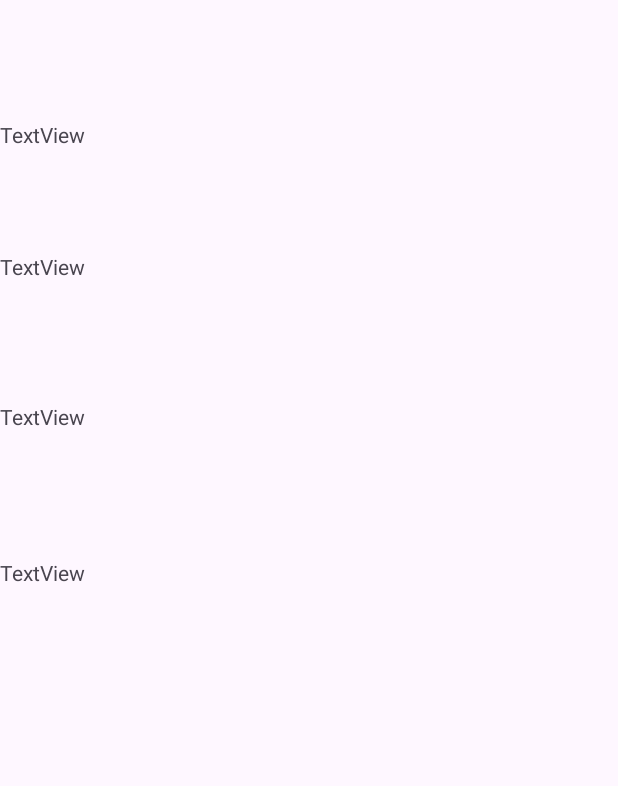
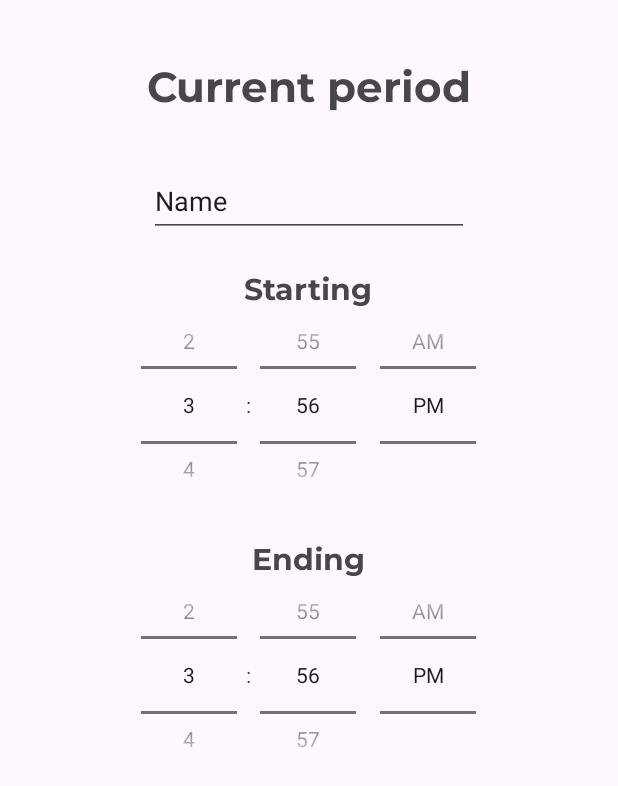
Before and after one commit to YuraLapin/Mobile, an Android app: the PeriodItemActivity screen opened directly, with no data from a screen before it, on a phone screen of 412 x 824 dp. Shown: the top 786 px of the screen. Run offline under Robolectric (Android 15) with nearby library versions, the phone set to English and light mode, and no system bars.

Commit message:
добавлена новая страница и отображение элемента в другой странице

```diff
--- a/MobileApp/app/src/main/AndroidManifest.xml
+++ b/MobileApp/app/src/main/AndroidManifest.xml
@@ -12,6 +12,9 @@
         android:supportsRtl="true"
         android:theme="@style/Theme.AlarmMobileApp"
         tools:targetApi="31">
+        <activity
+            android:name=".CreatePeriodItemActivity"
+            android:exported="false" />
         <activity
             android:name=".AlarmActivity"
             android:exported="false" />
--- a/MobileApp/app/src/main/java/com/example/alarmmobileapp/PeriodItemActivity.java
+++ b/MobileApp/app/src/main/java/com/example/alarmmobileapp/PeriodItemActivity.java
@@ -1,7 +1,12 @@
 package com.example.alarmmobileapp;
 
 import android.os.Bundle;
+import android.text.Editable;
+import android.text.TextWatcher;
+import android.widget.EditText;
+import android.widget.Switch;
 import android.widget.TextView;
+import android.widget.TimePicker;
 
 import androidx.activity.EdgeToEdge;
 import androidx.appcompat.app.AppCompatActivity;
@@ -12,6 +17,11 @@ import androidx.core.view.WindowInsetsCompat;
 import com.example.alarmmobileapp.classes.Period;
 
 public class PeriodItemActivity extends AppCompatActivity {
+
+    private EditText editName;
+    private TimePicker timePickerStart;
+    private TimePicker timePickerEnd;
+
 
     @Override
     protected void onCreate(Bundle savedInstanceState) {
@@ -24,25 +34,43 @@ public class PeriodItemActivity extends AppCompatActivity {
             return insets;
         });
 
+            editName = findViewById(R.id.editTextName);
 
-
-        Period period = (Period)getIntent().getSerializableExtra("PERIOD");
-
-        TextView nameTextView = findViewById(R.id.textViewName);
-        TextView startTextView = findViewById(R.id.textViewStart);
-        TextView endTextView = findViewById(R.id.textViewEnd);
-        //TextView enabledTextView = findViewById(R.id.textViewEnabled);
-
-        nameTextView.setText(period.getName());
-        startTextView.setText(period.getStartOfPeriod());
-        endTextView.setText(period.getEndOfPeriod());
-
-
-    }
+//            editName.addTextChangedListener(new TextWatcher() {
+//
+//
+//
+//                public void beforeTextChanged(CharSequence s, int start,
+//                                              int count, int after) {
+//                }
+//
+//                public void onTextChanged(CharSequence s, int start, int before, int count) {
+//                    TextView textView = findViewById(R.id.editTextName);
+//                    textView.setText(s);
+//                }
+//
+//                @Override
+//                public void afterTextChanged(Editable editable) {
+//
+//                }
+//            });
+            timePickerStart = findViewById(R.id.timePickerStart);
+            timePickerEnd = findViewById(R.id.timePickerEnd);
 
 
 
 
 
+        Period period = (Period) getIntent().getSerializableExtra("PERIOD");
+        if (period != null) {
+            editName.setText(period.getName());
+            timePickerStart.setHour(period.parseHour(period.getStartOfPeriod()));
+            timePickerStart.setMinute(period.parseMinute(period.getStartOfPeriod()));
+            timePickerEnd.setHour(period.parseHour(period.getEndOfPeriod()));
+            timePickerEnd.setMinute(period.parseMinute(period.getEndOfPeriod()));
 
+        }
+
+
+    }
 }
--- a/MobileApp/app/src/main/java/com/example/alarmmobileapp/classes/Period.java
+++ b/MobileApp/app/src/main/java/com/example/alarmmobileapp/classes/Period.java
@@ -65,11 +65,25 @@ public class Period implements Serializable {
                 .collect(Collectors.toList());
     }
 
-    private String capitalize(String day) {
+    public String capitalize(String day) {
         if (day == null || day.isEmpty()) {
             return day;
         }
         return day.substring(0, 1).toUpperCase() + day.substring(1).toLowerCase();
     }
 
+    public int parseHour(String time) {
+        if (time != null && time.matches("\\d{2}:\\d{2}")) {
+            return Integer.parseInt(time.split(":")[0]);
+        }
+        throw new IllegalArgumentException("Invalid time format: " + time);
+    }
+
+    public int parseMinute(String time) {
+        if (time != null && time.matches("\\d{2}:\\d{2}")) {
+            return Integer.parseInt(time.split(":")[1]);
+        }
+        throw new IllegalArgumentException("Invalid time format: " + time);
+    }
+
 }
--- a/MobileApp/app/src/main/res/layout/activity_period_item.xml
+++ b/MobileApp/app/src/main/res/layout/activity_period_item.xml
@@ -1,5 +1,5 @@
 <?xml version="1.0" encoding="utf-8"?>
-<androidx.constraintlayout.widget.ConstraintLayout xmlns:android="http://schemas.android.com/apk/res/android"
+<RelativeLayout xmlns:android="http://schemas.android.com/apk/res/android"
     xmlns:app="http://schemas.android.com/apk/res-auto"
     xmlns:tools="http://schemas.android.com/tools"
     android:id="@+id/main"
@@ -8,38 +8,71 @@
     tools:context=".PeriodItemActivity">
 
     <TextView
-        android:id="@+id/textViewEnabled"
-        android:layout_width="170dp"
-        android:layout_height="49dp"
-        android:layout_marginTop="372dp"
-        android:text="TextView"
-        app:layout_constraintTop_toTopOf="parent"
-        tools:layout_editor_absoluteX="130dp" />
+        android:id="@+id/periodsLabel"
+        android:layout_width="wrap_content"
+        android:layout_height="wrap_content"
+        android:layout_centerHorizontal="true"
+        android:layout_marginTop="40dp"
+        android:fontFamily="@font/montserrat_bold"
+        android:text="Current period"
+        android:textSize="28sp" />
 
     <TextView
-        android:id="@+id/textViewEnd"
-        android:layout_width="170dp"
-        android:layout_height="49dp"
-        android:layout_marginTop="268dp"
-        android:text="TextView"
-        app:layout_constraintTop_toTopOf="parent"
-        tools:layout_editor_absoluteX="130dp" />
+        android:layout_width="wrap_content"
+        android:layout_height="wrap_content"
+        android:text="@string/starting"
+        android:layout_centerHorizontal="true"
+        android:layout_marginTop="180dp"
+        android:fontFamily="@font/montserrat_bold"
+        android:textSize="20sp"
+        />
+    <TextView
+        android:layout_width="wrap_content"
+        android:layout_height="wrap_content"
+        android:text="@string/ending"
+        android:layout_centerHorizontal="true"
+        android:layout_marginTop="360dp"
+        android:fontFamily="@font/montserrat_bold"
+        android:textSize="20sp"
+        />
 
-    <TextView
-        android:id="@+id/textViewStart"
-        android:layout_width="170dp"
-        android:layout_height="49dp"
-        android:layout_marginTop="168dp"
-        android:text="TextView"
-        app:layout_constraintTop_toTopOf="parent"
-        tools:layout_editor_absoluteX="130dp" />
 
-    <TextView
-        android:id="@+id/textViewName"
-        android:layout_width="170dp"
-        android:layout_height="49dp"
-        android:layout_marginTop="80dp"
-        android:text="TextView"
-        app:layout_constraintTop_toTopOf="parent"
-        tools:layout_editor_absoluteX="130dp" />
-</androidx.constraintlayout.widget.ConstraintLayout>
+    <RelativeLayout
+        android:id="@+id/startPeriodTime"
+        android:layout_width="match_parent"
+        android:layout_height="160dp"
+        android:layout_marginTop="190dp">
+        <TimePicker
+            android:id="@+id/timePickerStart"
+            android:layout_width="match_parent"
+            android:layout_height="match_parent"
+            android:timePickerMode="spinner"/>
+
+
+    </RelativeLayout>
+
+    <RelativeLayout
+        android:id="@+id/endPeriodTime"
+        android:layout_width="match_parent"
+        android:layout_height="160dp"
+        android:layout_marginTop="370dp">
+        <TimePicker
+            android:id="@+id/timePickerEnd"
+            android:layout_width="match_parent"
+            android:layout_height="match_parent"
+            android:timePickerMode="spinner"/>
+
+
+    </RelativeLayout>
+
+    <EditText
+        android:id="@+id/editTextName"
+        android:layout_width="wrap_content"
+        android:layout_height="wrap_content"
+        android:layout_centerHorizontal="true"
+        android:layout_marginTop="110dp"
+        android:ems="10"
+        android:inputType="text"
+        android:minHeight="48dp"
+        android:text="Name" />
+</RelativeLayout>
--- a/MobileApp/app/src/main/res/values/strings.xml
+++ b/MobileApp/app/src/main/res/values/strings.xml
@@ -1,4 +1,7 @@
 <resources>
     <string name="app_name">AlarmMobileApp</string>
     <string name="Greeting">Начать</string>
+    <string name="starting">Starting</string>
+    <string name="ending">Ending</string>
+    <string name="setPeriods">Set parameters</string>
 </resources>
```
